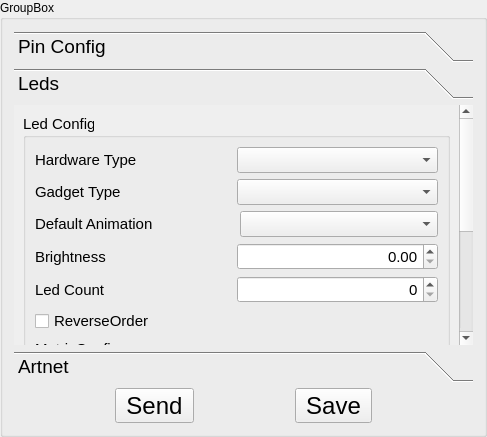
Before: the Qt Designer form Apps/LedRemoteControl/editextrasettingsgroupbox.ui in successbyfailure/libreLeds, drawn with Qt 5.
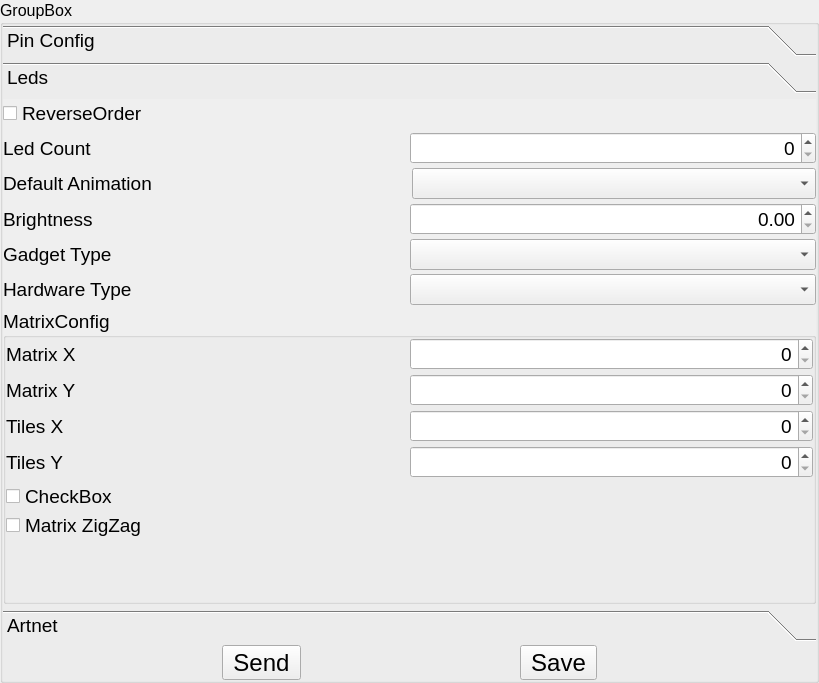
After: the same form once the commit is applied. The open tabs and pages were chosen to show the change.

The edit to the form file:
```diff
--- a/Apps/LedRemoteControl/editextrasettingsgroupbox.ui
+++ b/Apps/LedRemoteControl/editextrasettingsgroupbox.ui
@@ -6,17 +6,37 @@
    <rect>
     <x>0</x>
     <y>0</y>
-    <width>487</width>
-    <height>437</height>
+    <width>819</width>
+    <height>683</height>
    </rect>
   </property>
+  <property name="font">
+   <font>
+    <pointsize>12</pointsize>
+   </font>
+  </property>
   <property name="windowTitle">
    <string>GroupBox</string>
   </property>
   <property name="title">
    <string>GroupBox</string>
   </property>
-  <layout class="QVBoxLayout" name="verticalLayout_11">
+  <layout class="QVBoxLayout" name="verticalLayout_4">
+   <property name="spacing">
+    <number>4</number>
+   </property>
+   <property name="leftMargin">
+    <number>0</number>
+   </property>
+   <property name="topMargin">
+    <number>0</number>
+   </property>
+   <property name="rightMargin">
+    <number>0</number>
+   </property>
+   <property name="bottomMargin">
+    <number>0</number>
+   </property>
    <item>
     <widget class="QToolBox" name="toolBox">
      <property name="font">
@@ -439,56 +459,72 @@
        <rect>
         <x>0</x>
         <y>0</y>
-        <width>448</width>
-        <height>453</height>
+        <width>813</width>
+        <height>502</height>
        </rect>
       </property>
       <attribute name="label">
        <string>Leds</string>
       </attribute>
       <layout class="QVBoxLayout" name="verticalLayout_8">
-       <item>
-        <widget class="QGroupBox" name="gbLedconfig">
-         <property name="font">
-          <font>
-           <pointsize>11</pointsize>
-          </font>
-         </property>
-         <property name="title">
-          <string>Led Config</string>
-         </property>
-         <layout class="QVBoxLayout" name="verticalLayout_4">
-          <item>
-           <layout class="QHBoxLayout" name="horizontalLayout_12">
-            <property name="spacing">
+       <property name="spacing">
+        <number>4</number>
+       </property>
+       <property name="leftMargin">
+        <number>0</number>
+       </property>
+       <property name="topMargin">
              <number>0</number>
             </property>
+       <property name="rightMargin">
+        <number>0</number>
+       </property>
+       <property name="bottomMargin">
+        <number>0</number>
+       </property>
             <item>
-             <widget class="QLabel" name="label_11">
+        <widget class="QCheckBox" name="checkLedReverseOrder">
               <property name="text">
-               <string>Hardware Type</string>
+          <string>ReverseOrder</string>
               </property>
              </widget>
             </item>
             <item>
-             <widget class="QComboBox" name="comboLedHWType"/>
-            </item>
-           </layout>
-          </item>
-          <item>
-           <layout class="QHBoxLayout" name="horizontalLayout_13">
+        <layout class="QHBoxLayout" name="horizontalLayout_14">
             <property name="spacing">
              <number>0</number>
             </property>
+         <property name="leftMargin">
+          <number>0</number>
+         </property>
+         <property name="topMargin">
+          <number>0</number>
+         </property>
+         <property name="rightMargin">
+          <number>0</number>
+         </property>
+         <property name="bottomMargin">
+          <number>0</number>
+         </property>
             <item>
-             <widget class="QLabel" name="label_12">
+          <widget class="QLabel" name="label_13">
               <property name="text">
-               <string>Gadget Type</string>
+            <string>Led Count</string>
               </property>
              </widget>
             </item>
             <item>
-             <widget class="QComboBox" name="comboLedGadgetType"/>
+          <widget class="QSpinBox" name="spinLedCount">
+           <property name="alignment">
+            <set>Qt::AlignRight|Qt::AlignTrailing|Qt::AlignVCenter</set>
+           </property>
+           <property name="buttonSymbols">
+            <enum>QAbstractSpinBox::UpDownArrows</enum>
+           </property>
+           <property name="maximum">
+            <number>2000</number>
+           </property>
+          </widget>
             </item>
            </layout>
           </item>
@@ -549,50 +585,38 @@
            </layout>
           </item>
           <item>
-           <layout class="QHBoxLayout" name="horizontalLayout_14">
+        <layout class="QHBoxLayout" name="horizontalLayout_13">
             <property name="spacing">
              <number>0</number>
             </property>
-            <property name="leftMargin">
-             <number>0</number>
-            </property>
-            <property name="topMargin">
-             <number>0</number>
-            </property>
-            <property name="rightMargin">
-             <number>0</number>
-            </property>
-            <property name="bottomMargin">
-             <number>0</number>
-            </property>
             <item>
-             <widget class="QLabel" name="label_13">
+          <widget class="QLabel" name="label_12">
               <property name="text">
-               <string>Led Count</string>
+            <string>Gadget Type</string>
               </property>
              </widget>
             </item>
             <item>
-             <widget class="QSpinBox" name="spinLedCount">
-              <property name="alignment">
-               <set>Qt::AlignRight|Qt::AlignTrailing|Qt::AlignVCenter</set>
-              </property>
-              <property name="buttonSymbols">
-               <enum>QAbstractSpinBox::UpDownArrows</enum>
-              </property>
-              <property name="maximum">
-               <number>2000</number>
-              </property>
-             </widget>
+          <widget class="QComboBox" name="comboLedGadgetType"/>
             </item>
            </layout>
           </item>
           <item>
-           <widget class="QCheckBox" name="checkLedReverseOrder">
+        <layout class="QHBoxLayout" name="horizontalLayout_12">
+         <property name="spacing">
+          <number>0</number>
+         </property>
+         <item>
+          <widget class="QLabel" name="label_11">
             <property name="text">
-             <string>ReverseOrder</string>
-            </property>
-           </widget>
+            <string>Hardware Type</string>
+           </property>
+          </widget>
+         </item>
+         <item>
+          <widget class="QComboBox" name="comboLedHWType"/>
+         </item>
+        </layout>
           </item>
           <item>
            <widget class="QGroupBox" name="gbMatrix">
@@ -780,8 +804,18 @@
                </item>
               </layout>
              </item>
-            </layout>
-           </widget>
+          <item>
+           <spacer name="verticalSpacer_2">
+            <property name="orientation">
+             <enum>Qt::Vertical</enum>
+            </property>
+            <property name="sizeHint" stdset="0">
+             <size>
+              <width>20</width>
+              <height>40</height>
+             </size>
+            </property>
+           </spacer>
           </item>
          </layout>
         </widget>
```
Left out of the diff: 63 changed lines with no effect on the pictures. Lines whose indentation alone changed are shown as unchanged.
